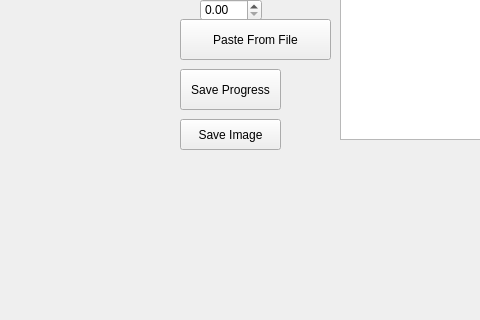
This is mainwindow.ui in WSU-4110/Math_Scriptum as Qt 5 draws it before an edit; both pictures show x 270 to 750 and y 301 to 621 of the 1097 by 707 pixel window. The edited form follows.
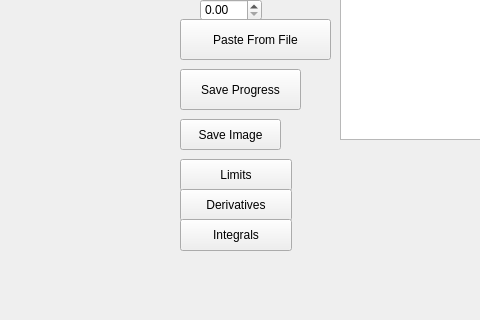
This is the edited form. Custom widgets are drawn as their Qt base class.

The edit to the form file:
```diff
--- a/mainwindow.ui
+++ b/mainwindow.ui
@@ -144,7 +144,7 @@
      <rect>
       <x>450</x>
       <y>370</y>
-      <width>101</width>
+      <width>121</width>
       <height>41</height>
      </rect>
     </property>
@@ -165,6 +165,45 @@
      <string>Save Image</string>
     </property>
    </widget>
+   <widget class="QPushButton" name="limitsButton">
+    <property name="geometry">
+     <rect>
+      <x>450</x>
+      <y>460</y>
+      <width>112</width>
+      <height>32</height>
+     </rect>
+    </property>
+    <property name="text">
+     <string>Limits</string>
+    </property>
+   </widget>
+   <widget class="QPushButton" name="derivativesButton">
+    <property name="geometry">
+     <rect>
+      <x>450</x>
+      <y>490</y>
+      <width>112</width>
+      <height>32</height>
+     </rect>
+    </property>
+    <property name="text">
+     <string>Derivatives</string>
+    </property>
+   </widget>
+   <widget class="QPushButton" name="integralsButton">
+    <property name="geometry">
+     <rect>
+      <x>450</x>
+      <y>520</y>
+      <width>112</width>
+      <height>32</height>
+     </rect>
+    </property>
+    <property name="text">
+     <string>Integrals</string>
+    </property>
+   </widget>
   </widget>
   <widget class="QMenuBar" name="menubar">
    <property name="geometry">
```
Left out of the diff: 2 changed lines with no effect on the pictures.
